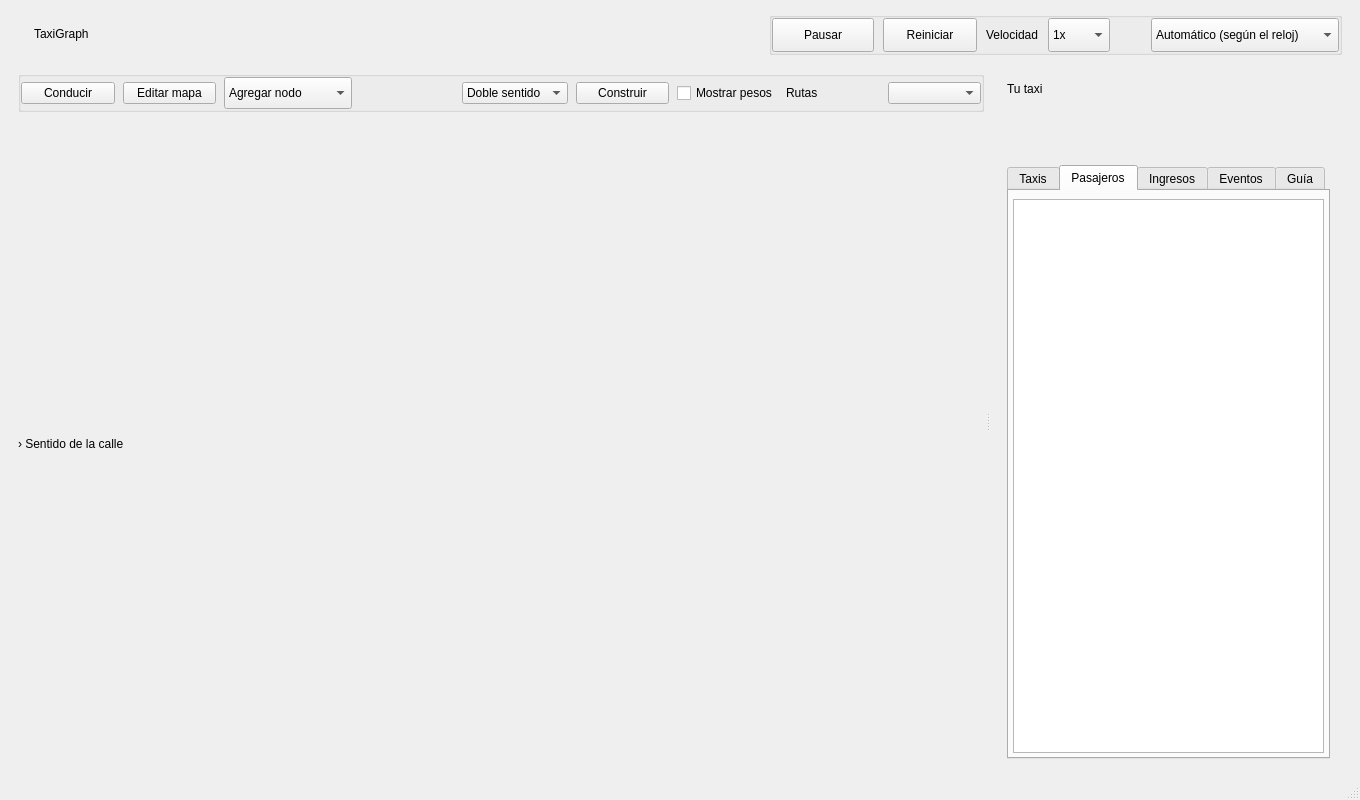
Above: mainwindow.ui from TheSanFr/Simulador-Taxis before the change. Below: the same form after it.
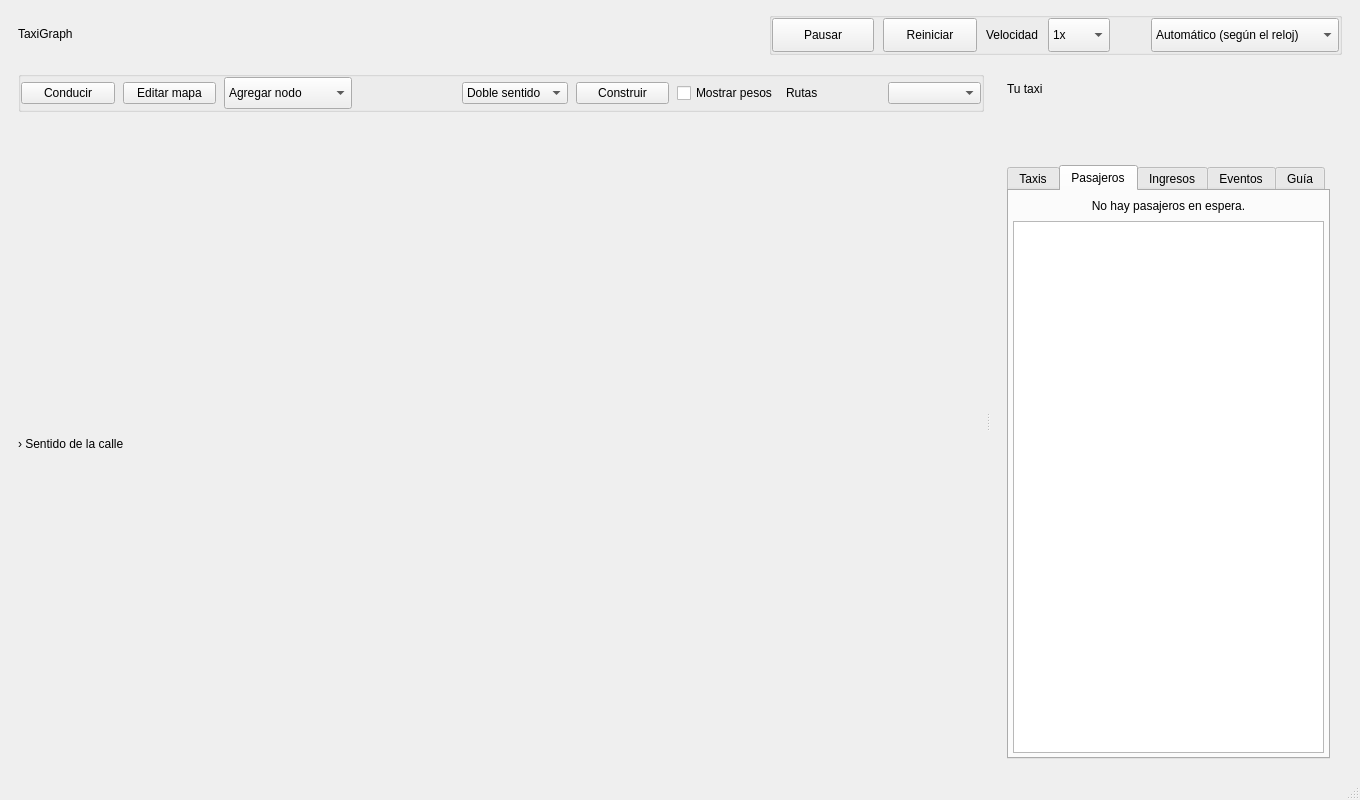
That is the form after the change. The open tabs and pages were chosen to show the change.

What changed in the file:
```diff
--- a/mainwindow.ui
+++ b/mainwindow.ui
@@ -53,13 +53,6 @@
        <property name="bottomMargin">
         <number>8</number>
        </property>
-       <item>
-        <widget name="lblGraphMark" class="QLabel">
-         <property name="text">
-          <string />
-         </property>
-        </widget>
-       </item>
        <item>
         <widget class="QLabel" name="lblProduct">
          <property name="text">
@@ -663,7 +656,30 @@
              <number>4</number>
             </property>
             <item>
-             <widget class="QTableWidget" name="tablePassengers" />
+             <widget class="QLabel" name="lblEsperaVacia">
+              <property name="text">
+               <string>No hay pasajeros en espera.</string>
+              </property>
+              <property name="alignment">
+               <set>Qt::AlignHCenter|Qt::AlignTop</set>
+              </property>
+              <property name="margin">
+               <number>12</number>
+              </property>
+              <property name="wordWrap">
+               <bool>true</bool>
+              </property>
+             </widget>
+            </item>
+            <item>
+             <widget class="QTableWidget" name="tablePassengers">
+              <property name="accessibleName">
+               <string>Pasajeros en espera</string>
+              </property>
+              <property name="accessibleDescription">
+               <string>Activa una fila para localizar la recogida y el destino en el mapa.</string>
+              </property>
+             </widget>
             </item>
            </layout>
           </widget>
```
